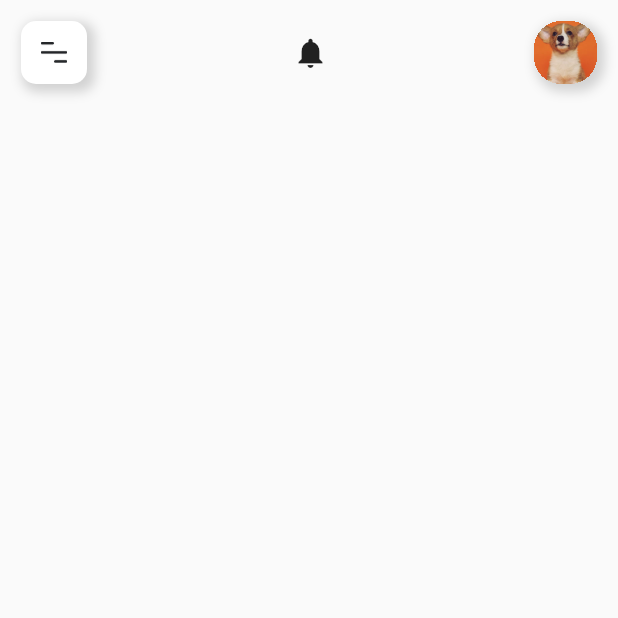
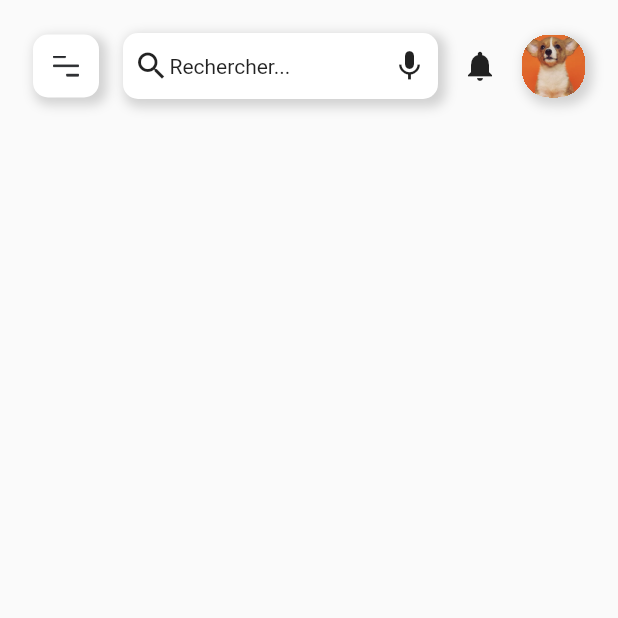
Before and after one commit to MaideAkdede/movies-flutter, a Flutter app: the screen it shows after launch, on a phone screen of 412 x 824 dp, the top half of it. Run offline on Flutter 3.47's test engine with Material 2 defaults, Android fonts, the phone set to English and light mode, and no system bars.

Commit message:
:pencil2: Add search bar and paddings

```diff
--- a/lib/partiels/avatar.dart
+++ b/lib/partiels/avatar.dart
@@ -6,7 +6,9 @@ class Avatar extends StatelessWidget {
 
   @override
   Widget build(BuildContext context) {
-    return Container(
+    return Padding(
+      padding: const EdgeInsets.all(8.0),
+      child: Container(
         clipBehavior: Clip.hardEdge,
         decoration: BoxDecoration(
           borderRadius: const BorderRadius.all(Radius.circular(18)),
@@ -16,6 +18,7 @@ class Avatar extends StatelessWidget {
             image: AssetImage('assets/img/profile.jpg'),
             width: defaultWidth,
             height: defaultWidth),
+      ),
     );
   }
 }
--- a/lib/partiels/navbar/burger_menu.dart
+++ b/lib/partiels/navbar/burger_menu.dart
@@ -11,7 +11,9 @@ class BurgerMenu extends StatefulWidget {
 class _BurgerMenuState extends State<BurgerMenu> {
   @override
   Widget build(BuildContext context) {
-    return Container(
+    return Padding(
+      padding: const EdgeInsets.all(8.0),
+      child: Container(
         decoration: BoxDecoration(
           color: Colors.white,
           boxShadow: boxShadowItem,
@@ -25,6 +27,7 @@ class _BurgerMenuState extends State<BurgerMenu> {
             image: AssetImage('assets/icons/icon-sidebar.png'),
           ),
         ),
+      ),
     );
   }
 }
--- /dev/null
+++ b/lib/partiels/search_bar.dart
@@ -0,0 +1,39 @@
+import 'package:flutter/material.dart';
+import 'package:movies/styles/constants.dart';
+
+class SearchBar extends StatefulWidget {
+  const SearchBar({Key? key}) : super(key: key);
+
+  @override
+  _SearchBarState createState() => _SearchBarState();
+}
+
+class _SearchBarState extends State<SearchBar> {
+  @override
+  Widget build(BuildContext context) {
+    return Expanded(
+      child: Padding(
+        padding: const EdgeInsets.all(8.0),
+        child: Container(
+          decoration: BoxDecoration(
+            color: Colors.white,
+            boxShadow: boxShadowItem,
+            borderRadius: borderRadiusItem,
+          ),
+          child: Padding(
+            padding: EdgeInsets.symmetric(horizontal: 7, vertical: 10),
+            child: Row(
+              children: [
+                Icon(Icons.search),
+                Expanded(
+                  child: Text('Rechercher...'),
+                ),
+                Icon(Icons.mic),
+              ],
+            ),
+          ),
+        ),
+      ),
+    );
+  }
+}
--- a/lib/screens/home_screen.dart
+++ b/lib/screens/home_screen.dart
@@ -1,6 +1,7 @@
 import 'package:flutter/material.dart';
 import 'package:movies/partiels/avatar.dart';
 import 'package:movies/partiels/navbar/burger_menu.dart';
+import 'package:movies/partiels/search_bar.dart';
 import 'package:movies/styles/constants.dart';
 
 class HomeScreen extends StatefulWidget {
@@ -20,9 +21,13 @@ class _HomeScreenState extends State<HomeScreen> {
           padding: const EdgeInsets.all(14),
           child: Row(
             mainAxisAlignment: MainAxisAlignment.spaceBetween,
-                children: [
+            children: const [
               BurgerMenu(),
-                  Icon(Icons.notifications),
+              SearchBar(),
+              Padding(
+                padding: EdgeInsets.all(8.0),
+                child: Icon(Icons.notifications),
+              ),
               Avatar(),
             ],
           ),
```
Lines whose indentation alone changed are shown as unchanged.
